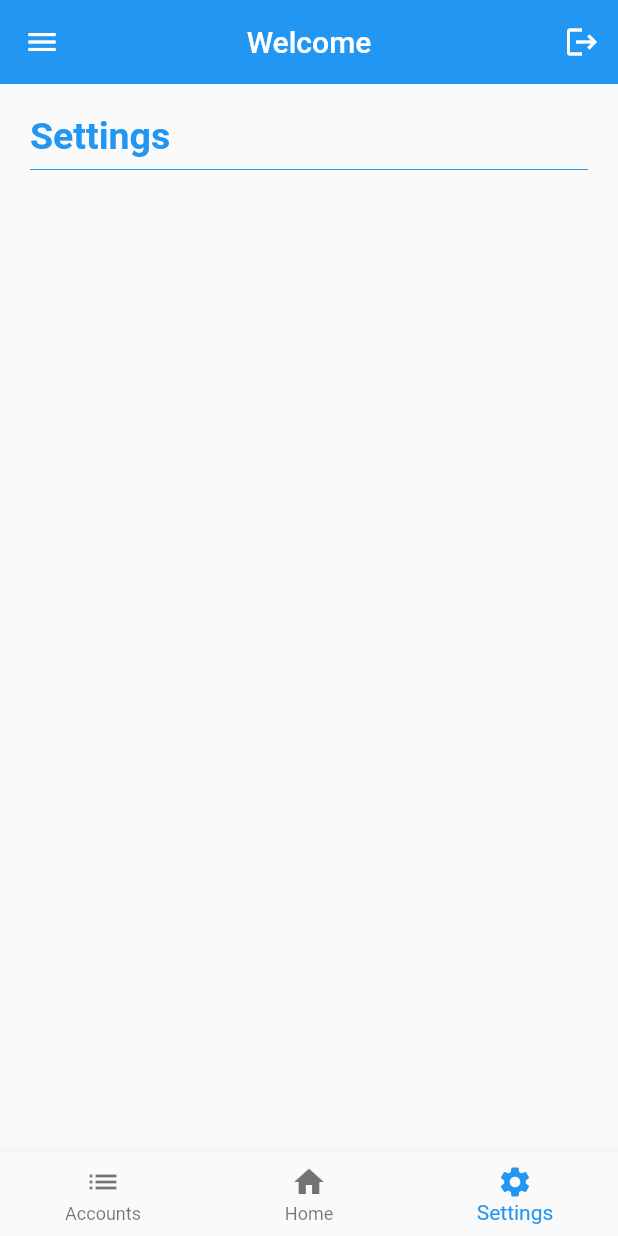
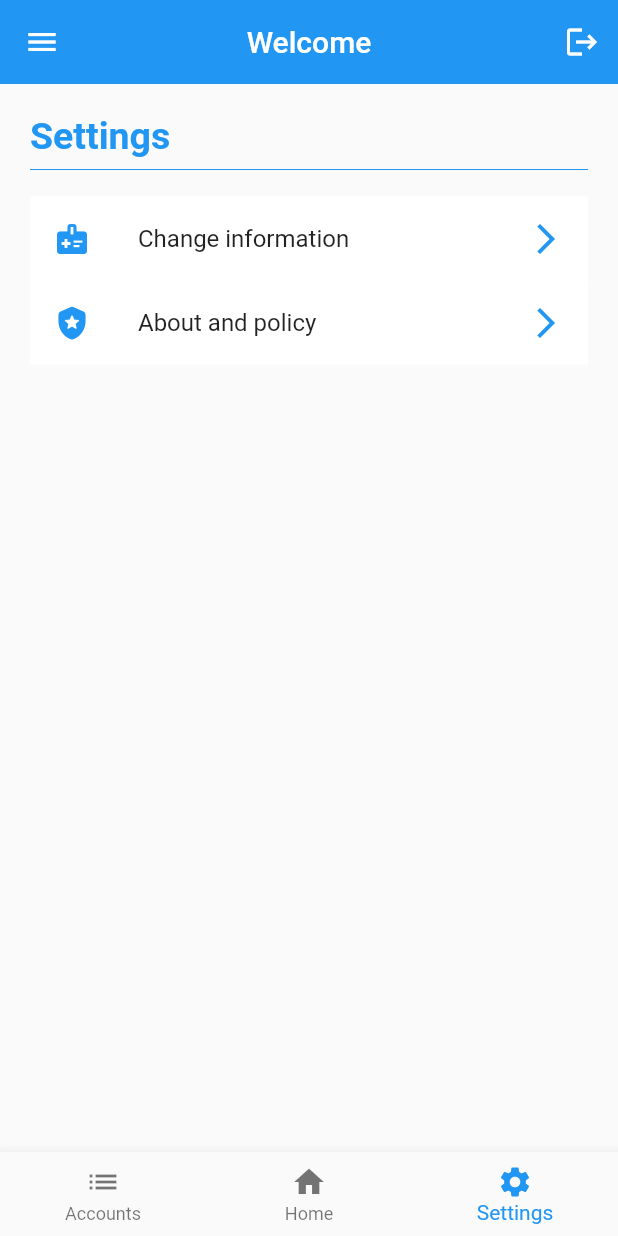
Before and after one commit to tfasoft/mobile-app, a Flutter app: the HomeScreen screen opened directly, item 3 of the bottom bar chosen, on a phone screen of 412 x 824 dp. Run offline on Flutter 3.47's test engine with Material 2 defaults, Android fonts, the phone set to English and light mode, and no system bars; our stand-ins replace dio; missing offline and left inert: clipboard.

Commit message:
Creating a sample list of settings

```diff
--- a/lib/app/screens/home/pages/settings_page.dart
+++ b/lib/app/screens/home/pages/settings_page.dart
@@ -20,13 +20,24 @@ class _SettingsPageState extends State<SettingsPage> {
     ScaffoldMessenger.of(context).showSnackBar(snackBar);
   }
 
+  final List<Map> settingsItems = [
+    {
+      "title": "Change information",
+      "icon": Icons.medical_information,
+    },
+    {
+      "title": "About and policy",
+      "icon": Icons.local_police_rounded,
+    },
+  ];
+
   @override
   Widget build(BuildContext context) {
     return Column(
       mainAxisAlignment: MainAxisAlignment.start,
       crossAxisAlignment: CrossAxisAlignment.stretch,
-      children: const [
-        Text(
+      children: [
+        const Text(
           "Settings",
           style: TextStyle(
             fontSize: 25,
@@ -34,8 +45,24 @@ class _SettingsPageState extends State<SettingsPage> {
             color: Colors.blue,
           ),
         ),
-        Divider(color: Colors.blue),
-        SizedBox(height: 10),
+        const Divider(color: Colors.blue),
+        const SizedBox(height: 10),
+        Expanded(
+          child: ListView.builder(
+            itemCount: settingsItems.length,
+            // separatorBuilder: (BuildContext context, int index) => const Divider(),
+            itemBuilder: (BuildContext context, int index) {
+              return ListTile(
+                iconColor: Colors.blue,
+                tileColor: Colors.white,
+                leading: Icon(settingsItems[index]['icon']),
+                trailing: const Icon(Icons.arrow_forward_ios),
+                title: Text(settingsItems[index]['title']),
+                onTap: () {},
+              );
+            },
+          ),
+        )
       ],
     );
   }
```
